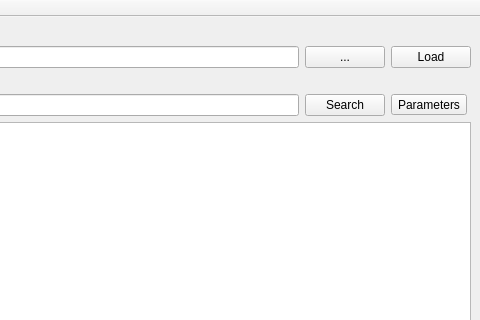
Above: gui/MainWindow.ui from Cyniadis/SubstringSearch before the change; both pictures show x 322 to 802 and y 0 to 320 of the 802 by 609 pixel window. Below: the same form after it.
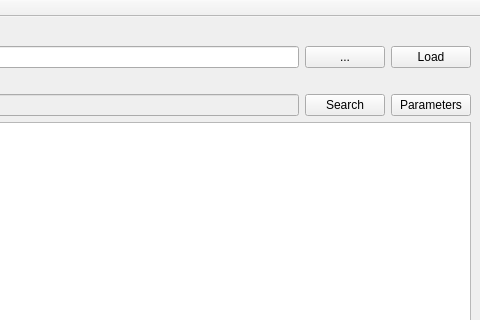
That is the form after the change.

Diff of the .ui file:
```diff
--- a/gui/MainWindow.ui
+++ b/gui/MainWindow.ui
@@ -31,13 +31,6 @@
         </property>
        </widget>
       </item>
-      <item row="3" column="3">
-       <widget class="QToolButton" name="paramButton">
-        <property name="text">
-         <string>Parameters</string>
-        </property>
-       </widget>
-      </item>
       <item row="2" column="1">
        <widget class="QLabel" name="label">
         <property name="text">
@@ -46,7 +39,11 @@
        </widget>
       </item>
       <item row="3" column="1">
-       <widget class="QLineEdit" name="searchLineEdit"/>
+       <widget class="QLineEdit" name="searchLineEdit">
+        <property name="enabled">
+         <bool>false</bool>
+        </property>
+       </widget>
       </item>
       <item row="1" column="1">
        <widget class="QLineEdit" name="fileLineEdit">
@@ -94,6 +91,13 @@
         </property>
        </widget>
       </item>
+      <item row="3" column="3">
+       <widget class="QPushButton" name="paramButton">
+        <property name="text">
+         <string>Parameters</string>
+        </property>
+       </widget>
+      </item>
      </layout>
     </item>
    </layout>
```
